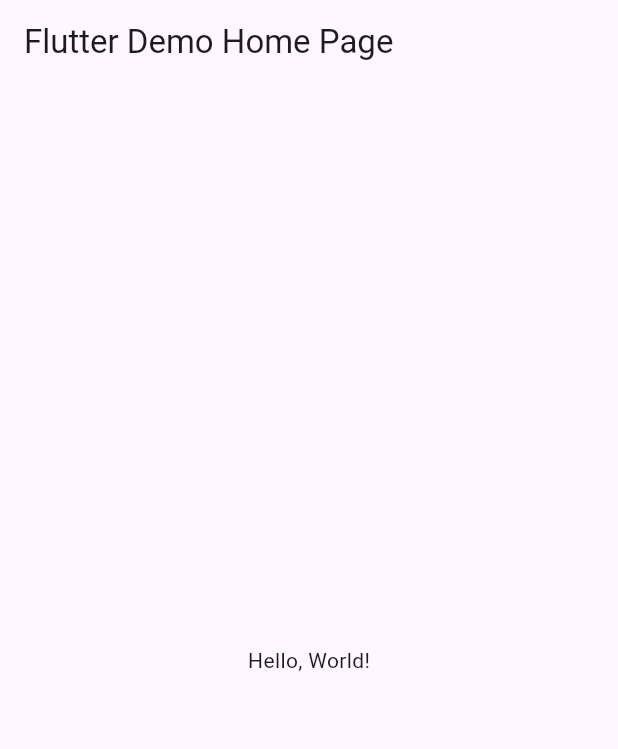
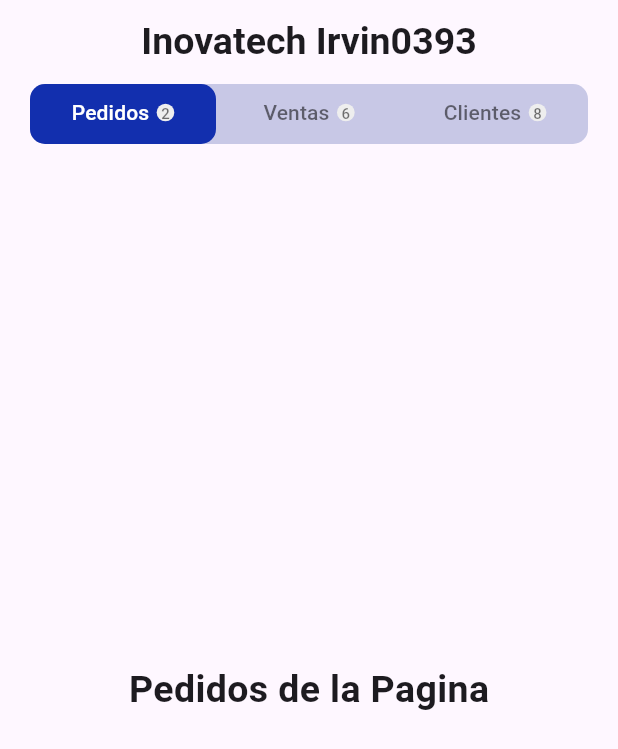
Before and after one commit to MorenoIA128/UII-A7-TabBar-0393, a Flutter app: the screen it shows after launch, on a phone screen of 412 x 824 dp. Shown: the top 749 px of the screen. Run offline on Flutter 3.47's test engine with Material 3 defaults, Android fonts, the phone set to English and light mode, and no system bars.

```diff
--- /dev/null
+++ b/lib/home_page.dart
@@ -0,0 +1,68 @@
+import 'package:flutter/material.dart';
+import 'package:moreno0393/tab_item.dart';
+
+class HomePage extends StatelessWidget {
+  const HomePage({super.key});
+
+  @override
+  Widget build(BuildContext context) {
+    return DefaultTabController(
+      length: 3,
+      child: Scaffold(
+        appBar: AppBar(
+          title: const Text(
+            'Inovatech Irvin0393',
+            style: TextStyle(fontSize: 25, fontWeight: FontWeight.bold),
+          ),
+          centerTitle: true,
+          bottom: PreferredSize(
+            preferredSize: const Size.fromHeight(40),
+            child: ClipRRect(
+              borderRadius: const BorderRadius.all(Radius.circular(10)),
+              child: Container(
+                height: 40,
+                margin: const EdgeInsets.symmetric(horizontal: 20),
+                decoration: BoxDecoration(
+                  borderRadius: const BorderRadius.all(Radius.circular(10)),
+                  color: Color(0xffc8c8e6),
+                ),
+                child: const TabBar(
+                  indicatorSize: TabBarIndicatorSize.tab,
+                  dividerColor: Colors.transparent,
+                  indicator: BoxDecoration(
+                    color: Color(0xff122fae),
+                    borderRadius: BorderRadius.all(Radius.circular(10)),
+                  ),
+                  labelColor: Colors.white,
+                  unselectedLabelColor: Colors.black54,
+                  tabs: [
+                    TabItem(title: 'Pedidos', count: 2),
+                    TabItem(title: 'Ventas', count: 6),
+                    TabItem(title: 'Clientes', count: 8),
+                  ],
+                ),
+              ),
+            ),
+          ),
+        ),
+        body: const TabBarView(
+          children: [
+            Center(
+                child: Text(
+              'Pedidos de la Pagina',
+              style: TextStyle(fontSize: 25, fontWeight: FontWeight.bold),
+            )),
+            Center(
+                child: Text('Ventas de la Pagina',
+                    style:
+                        TextStyle(fontSize: 25, fontWeight: FontWeight.bold))),
+            Center(
+                child: Text('Clientes de la Pagina',
+                    style:
+                        TextStyle(fontSize: 25, fontWeight: FontWeight.bold))),
+          ],
+        ),
+      ),
+    );
+  }
+}
--- a/lib/main.dart
+++ b/lib/main.dart
@@ -1,43 +1,18 @@
 import 'package:flutter/material.dart';
+import 'package:moreno0393/home_page.dart';
 
-void main() => runApp(MyApp());
+void main() {
+  runApp(const MyApp());
+}
 
 class MyApp extends StatelessWidget {
   const MyApp({super.key});
-  // This widget is the root of your application.
+
   @override
   Widget build(BuildContext context) {
-    return MaterialApp(
-      // Application name
-      title: 'Flutter Hello World',
-      // Application theme data, you can set the colors for the application as
-      // you want
-      theme: ThemeData(
-        // useMaterial3: false,
-        primarySwatch: Colors.blue,
-      ),
-      // A widget which will be started on application startup
-      home: MyHomePage(title: 'Flutter Demo Home Page'),
+    return const MaterialApp(
+      debugShowCheckedModeBanner: false,
+      home: HomePage(),
     );
   }
 }
-
-class MyHomePage extends StatelessWidget {
-  final String title;
-  const MyHomePage({super.key, required this.title});
-
-  @override
-  Widget build(BuildContext context) {
-    return Scaffold(
-      appBar: AppBar(
-        // The title text which will be shown on the action bar
-        title: Text(title),
-      ),
-      body: Center(
-        child: Text(
-          'Hello, World!',
-        ),
-      ),
-    );
-  }
-}
--- /dev/null
+++ b/lib/tab_item.dart
@@ -0,0 +1,49 @@
+import 'package:flutter/material.dart';
+
+class TabItem extends StatelessWidget {
+  final String title;
+  final int count;
+
+  const TabItem({
+    super.key,
+    required this.title,
+    required this.count,
+  });
+
+  @override
+  Widget build(BuildContext context) {
+    return Tab(
+      child: Row(
+        mainAxisAlignment: MainAxisAlignment.center,
+        children: [
+          Text(
+            title,
+            overflow: TextOverflow.ellipsis,
+          ),
+          count > 0
+              ? Container(
+                  margin: const EdgeInsetsDirectional.only(start: 5),
+                  padding: const EdgeInsets.all(3),
+                  decoration: BoxDecoration(
+                    color: Colors.grey.shade200,
+                    shape: BoxShape.circle,
+                  ),
+                  child: Center(
+                    child: Text(
+                      count > 9 ? "9+" : count.toString(),
+                      style: const TextStyle(
+                        color: Colors.black54,
+                        fontSize: 10,
+                      ),
+                    ),
+                  ),
+                )
+              : const SizedBox(
+                  width: 0,
+                  height: 0,
+                ),
+        ],
+      ),
+    );
+  }
+}
```
